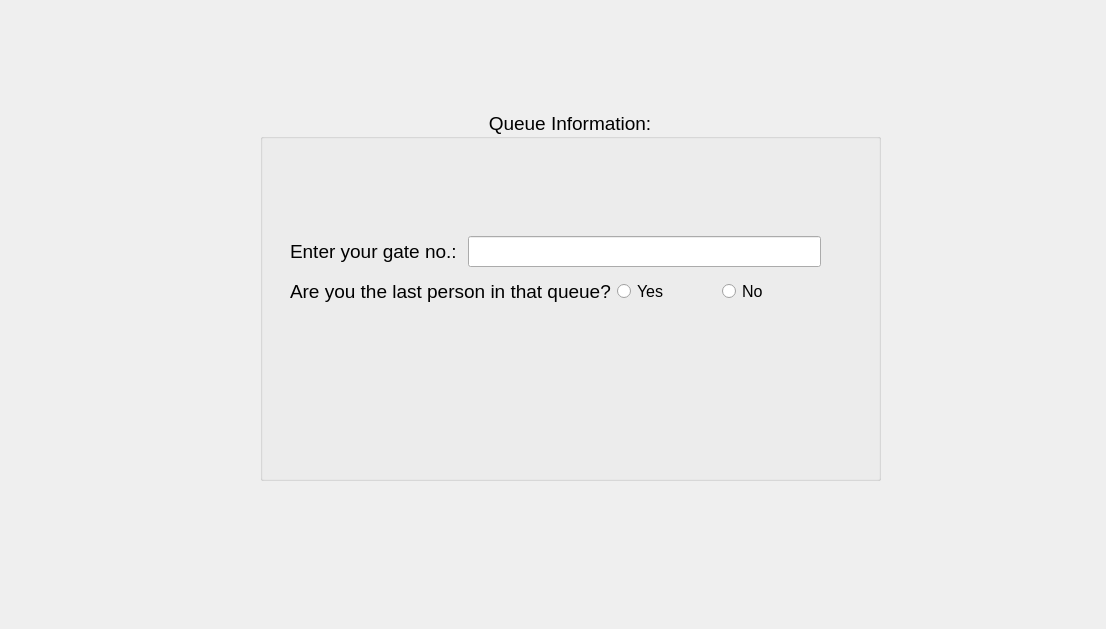
Qt form H_Capstone/h_switchinfo.ui (akshadamodak06/CapstoneP3) before a commit.
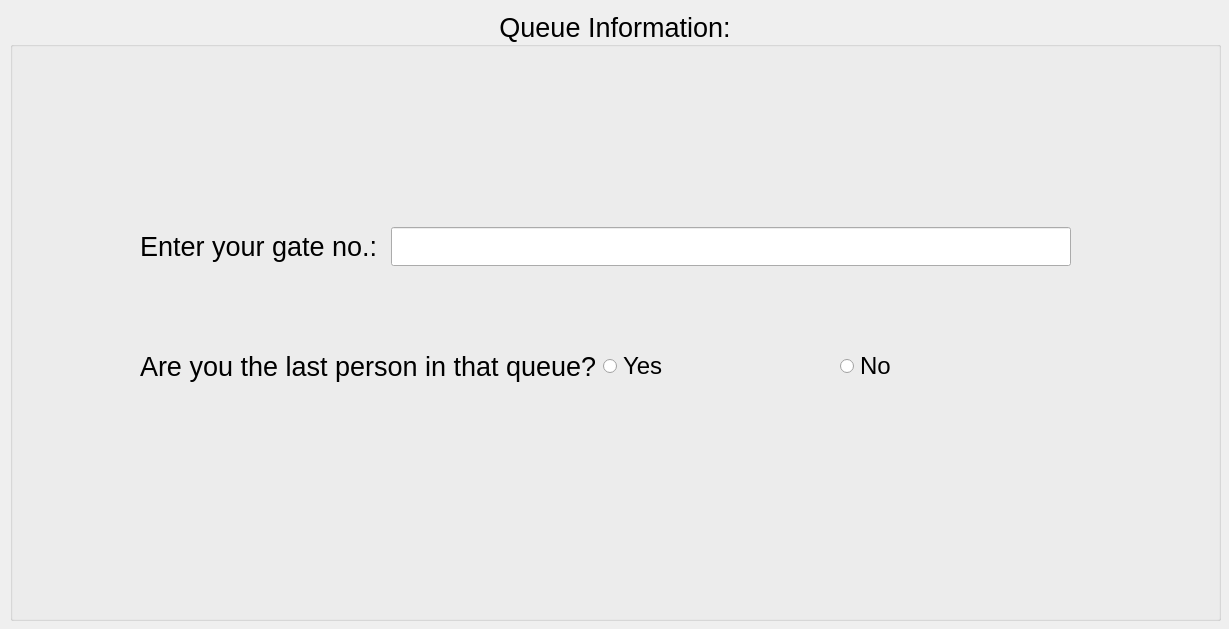
The same form after that commit.

```diff
--- a/H_Capstone/h_switchinfo.ui
+++ b/H_Capstone/h_switchinfo.ui
@@ -6,7 +6,7 @@
    <rect>
     <x>0</x>
     <y>0</y>
-    <width>1106</width>
+    <width>1229</width>
     <height>629</height>
    </rect>
   </property>
@@ -16,15 +16,15 @@
   <widget class="QGroupBox" name="groupBox">
    <property name="geometry">
     <rect>
-     <x>260</x>
-     <y>110</y>
-     <width>621</width>
-     <height>371</height>
+     <x>10</x>
+     <y>10</y>
+     <width>1211</width>
+     <height>611</height>
     </rect>
    </property>
    <property name="font">
     <font>
-     <pointsize>14</pointsize>
+     <pointsize>20</pointsize>
     </font>
    </property>
    <property name="title">
@@ -36,10 +36,10 @@
    <widget class="QWidget" name="">
     <property name="geometry">
      <rect>
-      <x>30</x>
-      <y>120</y>
-      <width>531</width>
-      <height>81</height>
+      <x>130</x>
+      <y>140</y>
+      <width>931</width>
+      <height>311</height>
      </rect>
     </property>
     <layout class="QVBoxLayout" name="verticalLayout">
@@ -70,7 +70,7 @@
         <widget class="QRadioButton" name="Yes">
          <property name="font">
           <font>
-           <pointsize>12</pointsize>
+           <pointsize>18</pointsize>
           </font>
          </property>
          <property name="text">
@@ -82,7 +82,7 @@
         <widget class="QRadioButton" name="No">
          <property name="font">
           <font>
-           <pointsize>12</pointsize>
+           <pointsize>18</pointsize>
           </font>
          </property>
          <property name="text">
```
